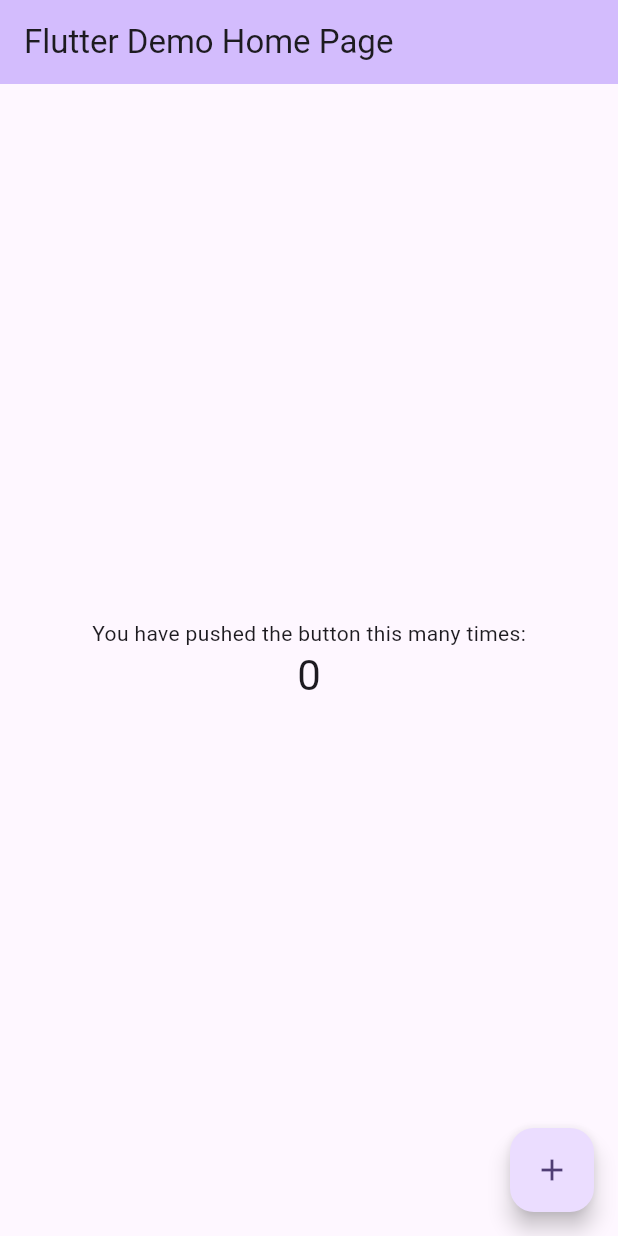
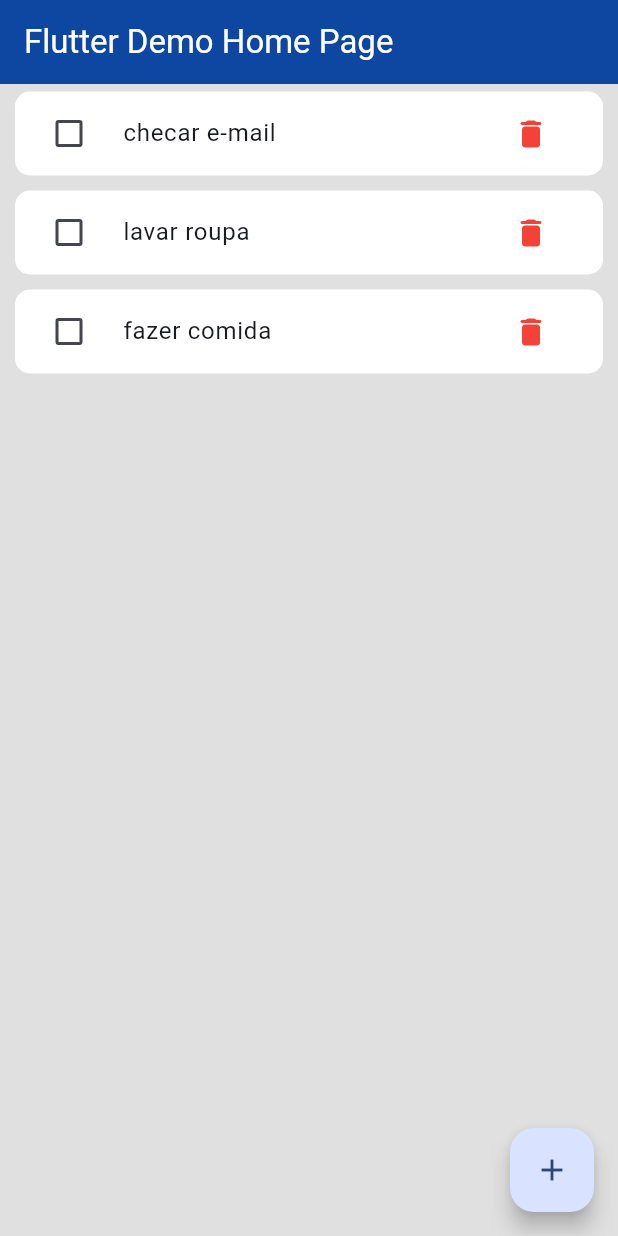
Before and after one commit to CaioAndreta/flutter-todo-list, a Flutter app: the screen it shows after launch, on a phone screen of 412 x 824 dp. Run offline on Flutter 3.47's test engine with Material 3 defaults, Android fonts, the phone set to English and light mode, and no system bars; our stand-ins replace firebase_core; accounts and stored records are empty.

Commit message:
widget Tarefa criado e estilos aplicados

```diff
--- /dev/null
+++ b/lib/home.dart
@@ -0,0 +1,86 @@
+import 'package:flutter/material.dart';
+
+class Home extends StatefulWidget {
+  const Home({super.key, required this.title});
+
+  final String title;
+
+  @override
+  State<Home> createState() => _HomeState();
+}
+
+class _HomeState extends State<Home> {
+  @override
+  Widget build(BuildContext context) {
+    return Scaffold(
+      appBar: AppBar(
+        backgroundColor: Theme.of(context).primaryColor,
+        title: Text(widget.title),
+        foregroundColor: Colors.white,
+      ),
+      backgroundColor: Colors.grey.shade300,
+      body: Center(
+        child: ListView(
+          children: <Widget>[
+            Tarefa(
+              titulo: 'checar e-mail',
+            ),
+            Tarefa(
+              titulo: 'lavar roupa',
+            ),
+            Tarefa(
+              titulo: 'fazer comida',
+            )
+          ],
+        ),
+      ),
+      floatingActionButton: FloatingActionButton(
+        tooltip: 'Increment',
+        onPressed: () {},
+        child: const Icon(Icons.add),
+      ),
+    );
+  }
+}
+
+class Tarefa extends StatefulWidget {
+  const Tarefa({super.key, required this.titulo});
+
+  final String titulo;
+
+  @override
+  State<Tarefa> createState() => _TarefaState();
+}
+
+class _TarefaState extends State<Tarefa> {
+  bool checkBoxValue = false;
+  TextDecoration textDecoration = TextDecoration.none;
+  @override
+  Widget build(BuildContext context) {
+    return Container(
+      margin: const EdgeInsets.symmetric(vertical: 5, horizontal: 10),
+      child: CheckboxListTile(
+        title: Text(widget.titulo, style: TextStyle(decoration: textDecoration)),
+        value: checkBoxValue,
+        onChanged: (bool? value) {
+          setState(() {
+            checkBoxValue = value!;
+            textDecoration == TextDecoration.lineThrough
+                ? textDecoration = TextDecoration.none
+                : textDecoration = TextDecoration.lineThrough;
+          });
+        },
+        tileColor: Colors.white,
+        controlAffinity: ListTileControlAffinity.leading,
+        secondary: GestureDetector(
+          child: IconButton(
+            icon: const Icon(Icons.delete_rounded),
+            color: Colors.red,
+            onPressed: () {},
+          ),
+        ),
+        shape: const RoundedRectangleBorder(borderRadius: BorderRadius.all(Radius.circular(10))),
+      ),
+    );
+  }
+}
--- a/lib/main.dart
+++ b/lib/main.dart
@@ -1,5 +1,6 @@
 import 'package:flutter/material.dart';
 import 'package:firebase_core/firebase_core.dart';
+import 'package:todo_list/home.dart';
 import 'firebase_options.dart';
 
 void main() async {
@@ -19,113 +20,11 @@ class MyApp extends StatelessWidget {
     return MaterialApp(
       title: 'Flutter Demo',
       theme: ThemeData(
-        // This is the theme of your application.
-        //
-        // TRY THIS: Try running your application with "flutter run". You'll see
-        // the application has a purple toolbar. Then, without quitting the app,
-        // try changing the seedColor in the colorScheme below to Colors.green
-        // and then invoke "hot reload" (save your changes or press the "hot
-        // reload" button in a Flutter-supported IDE, or press "r" if you used
-        // the command line to start the app).
-        //
-        // Notice that the counter didn't reset back to zero; the application
-        // state is not lost during the reload. To reset the state, use hot
-        // restart instead.
-        //
-        // This works for code too, not just values: Most code changes can be
-        // tested with just a hot reload.
-        colorScheme: ColorScheme.fromSeed(seedColor: Colors.deepPurple),
+        colorScheme: ColorScheme.fromSeed(seedColor: Colors.blue.shade900),
+        primaryColor: Colors.blue.shade900,
         useMaterial3: true,
       ),
-      home: const MyHomePage(title: 'Flutter Demo Home Page'),
+      home: const Home(title: 'Flutter Demo Home Page'),
     );
   }
 }
-
-class MyHomePage extends StatefulWidget {
-  const MyHomePage({super.key, required this.title});
-
-  // This widget is the home page of your application. It is stateful, meaning
-  // that it has a State object (defined below) that contains fields that affect
-  // how it looks.
-
-  // This class is the configuration for the state. It holds the values (in this
-  // case the title) provided by the parent (in this case the App widget) and
-  // used by the build method of the State. Fields in a Widget subclass are
-  // always marked "final".
-
-  final String title;
-
-  @override
-  State<MyHomePage> createState() => _MyHomePageState();
-}
-
-class _MyHomePageState extends State<MyHomePage> {
-  int _counter = 0;
-
-  void _incrementCounter() {
-    setState(() {
-      // This call to setState tells the Flutter framework that something has
-      // changed in this State, which causes it to rerun the build method below
-      // so that the display can reflect the updated values. If we changed
-      // _counter without calling setState(), then the build method would not be
-      // called again, and so nothing would appear to happen.
-      _counter++;
-    });
-  }
-
-  @override
-  Widget build(BuildContext context) {
-    // This method is rerun every time setState is called, for instance as done
-    // by the _incrementCounter method above.
-    //
-    // The Flutter framework has been optimized to make rerunning build methods
-    // fast, so that you can just rebuild anything that needs updating rather
-    // than having to individually change instances of widgets.
-    return Scaffold(
-      appBar: AppBar(
-        // TRY THIS: Try changing the color here to a specific color (to
-        // Colors.amber, perhaps?) and trigger a hot reload to see the AppBar
-        // change color while the other colors stay the same.
-        backgroundColor: Theme.of(context).colorScheme.inversePrimary,
-        // Here we take the value from the MyHomePage object that was created by
-        // the App.build method, and use it to set our appbar title.
-        title: Text(widget.title),
-      ),
-      body: Center(
-        // Center is a layout widget. It takes a single child and positions it
-        // in the middle of the parent.
-        child: Column(
-          // Column is also a layout widget. It takes a list of children and
-          // arranges them vertically. By default, it sizes itself to fit its
-          // children horizontally, and tries to be as tall as its parent.
-          //
-          // Column has various properties to control how it sizes itself and
-          // how it positions its children. Here we use mainAxisAlignment to
-          // center the children vertically; the main axis here is the vertical
-          // axis because Columns are vertical (the cross axis would be
-          // horizontal).
-          //
-          // TRY THIS: Invoke "debug painting" (choose the "Toggle Debug Paint"
-          // action in the IDE, or press "p" in the console), to see the
-          // wireframe for each widget.
-          mainAxisAlignment: MainAxisAlignment.center,
-          children: <Widget>[
-            const Text(
-              'You have pushed the button this many times:',
-            ),
-            Text(
-              '$_counter',
-              style: Theme.of(context).textTheme.headlineMedium,
-            ),
-          ],
-        ),
-      ),
-      floatingActionButton: FloatingActionButton(
-        onPressed: _incrementCounter,
-        tooltip: 'Increment',
-        child: const Icon(Icons.add),
-      ), // This trailing comma makes auto-formatting nicer for build methods.
-    );
-  }
-}
```
